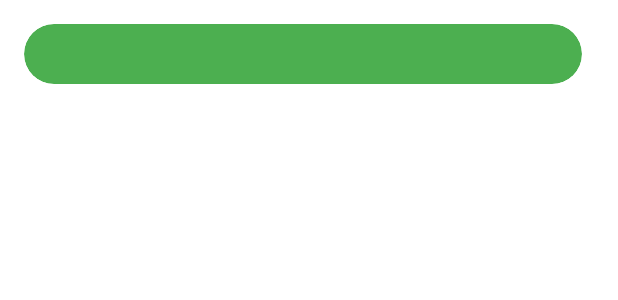
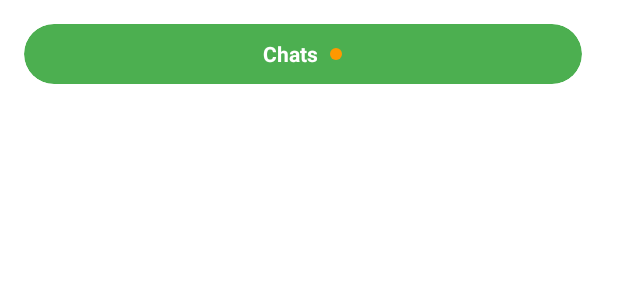
Before and after one commit to FirgiAhmadSuryaman/HidroponikApp, an Android app: the layout fragment_chat.xml on its own in the app's theme, with its tools: preview values and no code run, on a phone screen of 412 x 824 dp. Shown: the top 300 px of the screen. Run offline under Robolectric (Android 15) with nearby library versions, the phone set to English and light mode, and no system bars.

Commit message:
menambahkan TextView "Chats" di fragment_chat.xml

```diff
--- a/app/src/main/res/layout/fragment_chat.xml
+++ b/app/src/main/res/layout/fragment_chat.xml
@@ -24,6 +24,29 @@
             app:cardCornerRadius="20dp"
             app:cardElevation="0dp"
             app:cardBackgroundColor="@color/green_primary">
+
+            <LinearLayout
+                android:layout_width="match_parent"
+                android:layout_height="match_parent"
+                android:gravity="center"
+                android:orientation="horizontal">
+
+                <TextView
+                    android:layout_width="wrap_content"
+                    android:layout_height="wrap_content"
+                    android:text="Chats"
+                    android:textColor="@android:color/white"
+                    android:textSize="14sp"
+                    android:textStyle="bold" />
+
+                <View
+                    android:layout_width="8dp"
+                    android:layout_height="8dp"
+                    android:layout_marginStart="8dp"
+                    android:background="@drawable/circle_orange"
+                    android:visibility="visible" />
+            </LinearLayout>
+
         </androidx.cardview.widget.CardView>
 
     </LinearLayout>
```
